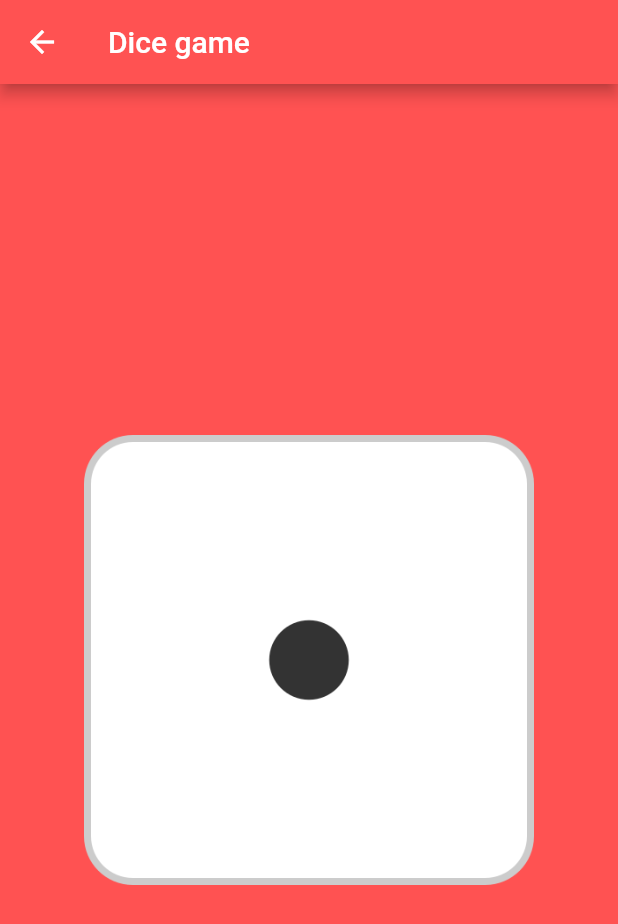
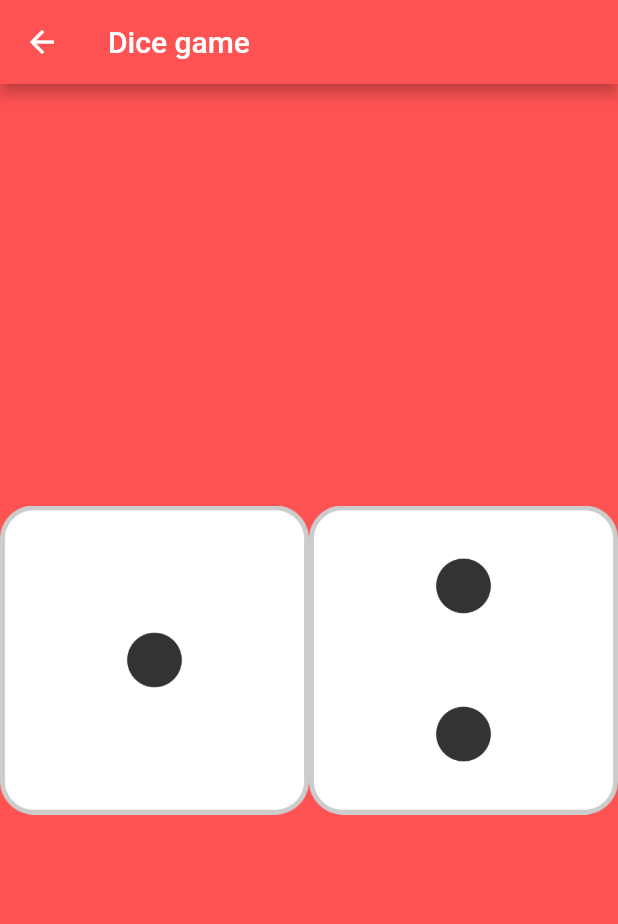
Before and after one commit to hjyu94/frontend-studies, a Flutter app: the Dice screen opened directly, on a phone screen of 412 x 824 dp. Shown: the top 924 px of the screen. Run offline on Flutter 3.47's test engine with Material 2 defaults, Android fonts, the phone set to English and light mode, and no system bars.

Commit message:
[LOGIN DICE] Expanded, Image.asset

```diff
--- a/lib/login_dice/dice.dart
+++ b/lib/login_dice/dice.dart
@@ -18,9 +18,8 @@ class Dice extends StatelessWidget {
             Row(
               mainAxisAlignment: MainAxisAlignment.center, // 주축 정렬
               children: [
-                Image(image: AssetImage('image/dice1.png'),
-                  width: 300.0,
-                )
+                Expanded(child: Image.asset('image/dice1.png')), // Expanded has flex field, too
+                Expanded(child: Image.asset('image/dice2.png')),
               ],
             )
           ],
```
